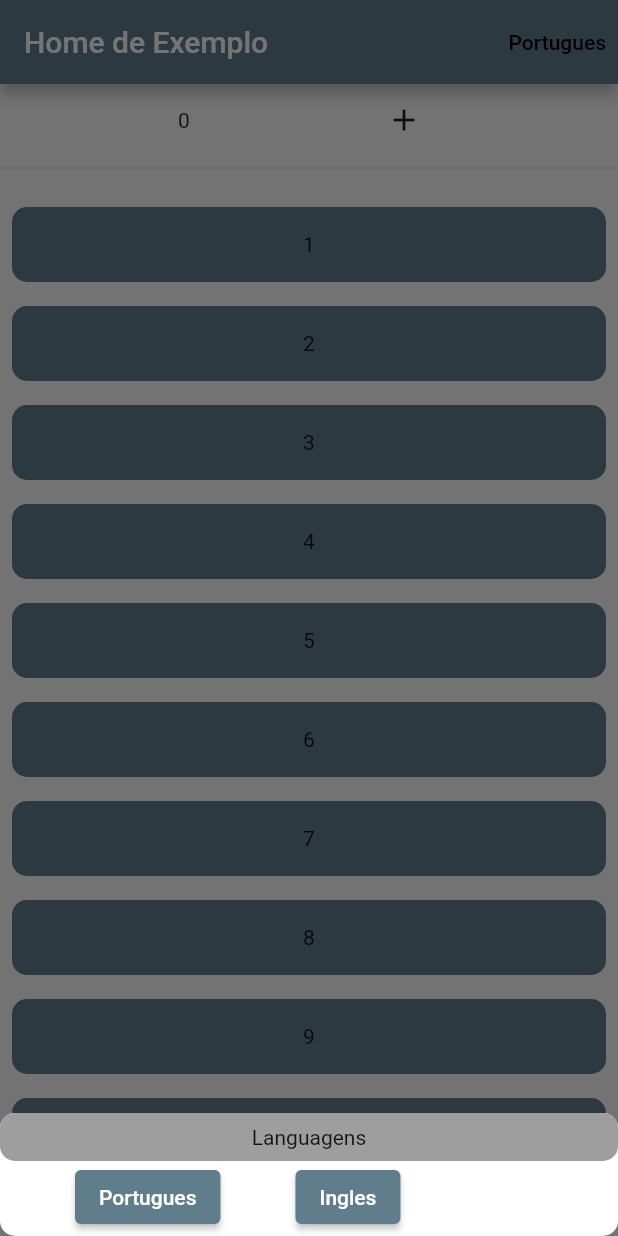
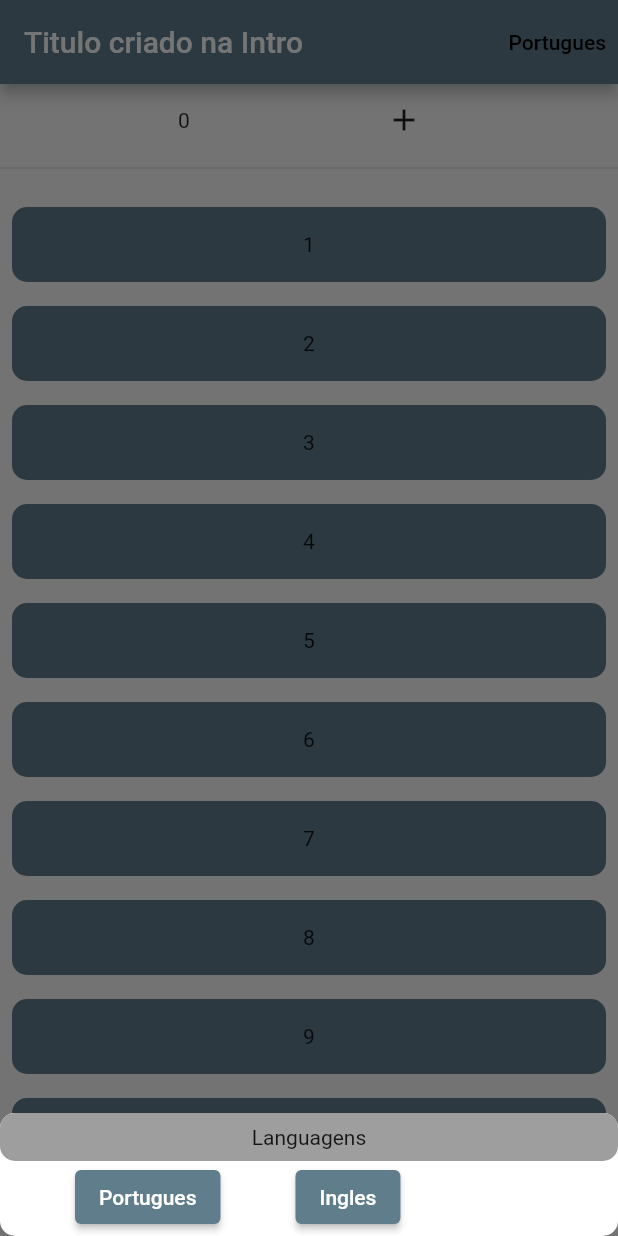
Before and after one commit to DevLSerrano/structure_getx, a Flutter app: the screen it shows after launch, after a tap on "Portugues", on a phone screen of 412 x 824 dp. Run offline on Flutter 3.47's test engine with Material 2 defaults, Android fonts, the phone set to English and light mode, and no system bars; our stand-ins replace get.

Commit message:
Example arguments

```diff
--- a/lib/modules/home/controller/home_controller.dart
+++ b/lib/modules/home/controller/home_controller.dart
@@ -5,6 +5,7 @@ import 'package:structure_getx/resources/repository/i_home_repository.dart';
 // com estados como Loading, Success, error.
 class HomeController extends GetxController with StateMixin<List<int>> {
   final count = 0.obs; //.obs torna a varialve observavel para o getx
+  final tituloQueVemDaIntroPage = ''.obs;
 
   final IHomeRepository homeRepository;
   HomeController({required this.homeRepository});
@@ -23,6 +24,7 @@ class HomeController extends GetxController with StateMixin<List<int>> {
 
   @override
   void onInit() {
+    tituloQueVemDaIntroPage.value = Get.arguments;
     buscarListaDeValores();
     super.onInit();
   }
--- a/lib/modules/home/view/home_page.dart
+++ b/lib/modules/home/view/home_page.dart
@@ -8,7 +8,7 @@ class HomePage extends GetView<HomeController> {
   Widget build(BuildContext context) {
     return Scaffold(
       appBar: AppBar(
-        title: Text('home_title'.tr),
+        title: Obx(() => Text(controller.tituloQueVemDaIntroPage.value)),
         centerTitle: false,
         actions: [
           TextButton(
--- a/lib/modules/intro/controller/intro_controller.dart
+++ b/lib/modules/intro/controller/intro_controller.dart
@@ -9,7 +9,9 @@ class IntroController extends GetxController {
   void onInit() async {
     await Future.delayed(Duration(seconds: 2), () {
       Get.offAndToNamed(
-          '/home'); //Navega para home, removendo a anterior "intro" .. pq nao quereos que o user volte pra intro
+        '/home',
+        arguments: 'Titulo criado na Intro',
+      ); //Navega para home, removendo a anterior "intro" .. pq nao quereos que o user volte pra intro
       // Get.toNamed('/home'); //Navegar com rotas nomeadas até a pagina home, assim permite voltar
     });
     super.onInit();
```
Also changed, not shown: pubspec.lock, 3 other files.
